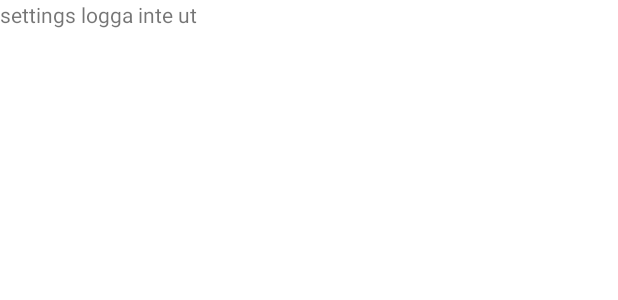
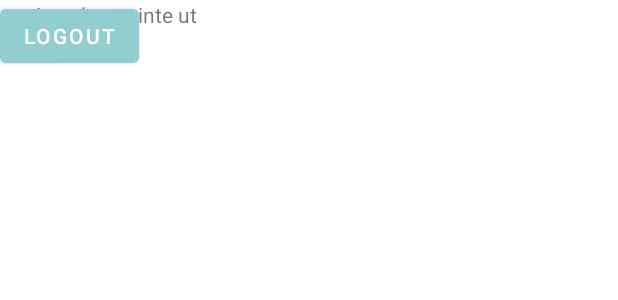
Before and after one commit to filipfloden/AndroidProject, an Android app: the layout fragment_settings.xml on its own in the app's theme, with its tools: preview values and no code run, on a phone screen of 412 x 824 dp. Shown: the top 300 px of the screen. Run offline under Robolectric (Android 15) with nearby library versions, the phone set to English and light mode, and no system bars.

Commit message:
logoutbutton moved to settings

```diff
--- a/app/src/main/res/layout/fragment_settings.xml
+++ b/app/src/main/res/layout/fragment_settings.xml
@@ -11,4 +11,10 @@
         android:layout_height="match_parent"
         android:text="settings logga inte ut" />
 
+    <Button
+        android:id="@+id/logoutBtn"
+        android:layout_width="wrap_content"
+        android:layout_height="wrap_content"
+        android:text="logout" />
+
 </FrameLayout>
```
Also changed, not shown: app/src/main/java/se/ju/student/group16/androidproject/EventActivity.kt (+0 -10 lines), app/src/main/java/se/ju/student/group16/androidproject/SettingsFragment.kt (+13 -7 lines).
